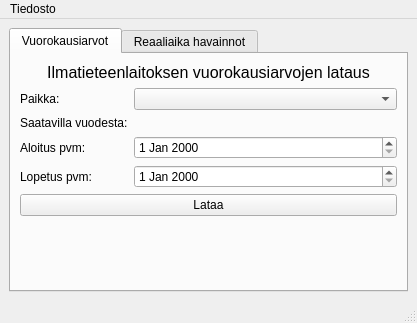
Before: the Qt Designer form gui/main_window.ui in Tumetsu/FMI-weather-downloader, drawn with Qt 5.
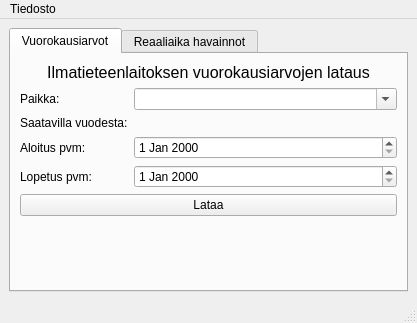
After: the same form once the commit is applied.

Commit message: * Puts name of the location to the result file * Editable and suggesting location combobox

Patch:
```diff
--- a/gui/main_window.ui
+++ b/gui/main_window.ui
@@ -66,7 +66,7 @@
              <string>Valitse sääasema, jonka tiedot tahdot ladata</string>
             </property>
             <property name="editable">
-             <bool>false</bool>
+             <bool>true</bool>
             </property>
             <property name="maxVisibleItems">
              <number>20</number>
```
Left out of the diff: 2 changed lines with no effect on the pictures. The commit also changes 5 other files.
